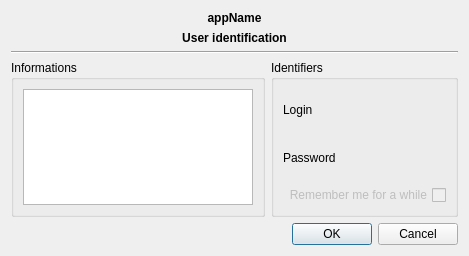
First picture: the form in plugins/usermanagerplugin/widgets/useridentifier.ui, repository FreeHealth/freehealth, before the edit.
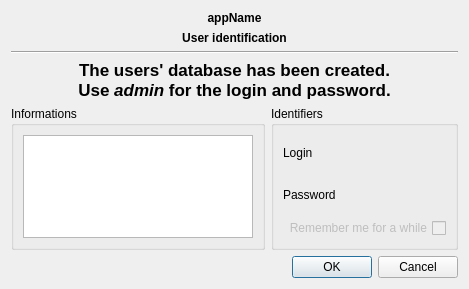
Second picture: the form after the edit. Custom widgets are drawn as their Qt base class.

Commit message: - FreeMedForms : Quit application if there is no user identified. - FreeMedForms : Hide splashscreen when asking user identification - FreeMedForms : If user db was created a message is shown in identification dialog that inform for the default log and pass to use

```diff
--- a/plugins/usermanagerplugin/widgets/useridentifier.ui
+++ b/plugins/usermanagerplugin/widgets/useridentifier.ui
@@ -7,7 +7,7 @@
     <x>0</x>
     <y>0</y>
     <width>469</width>
-    <height>256</height>
+    <height>289</height>
    </rect>
   </property>
   <property name="windowTitle">
@@ -53,7 +53,7 @@
      </property>
     </widget>
    </item>
-   <item row="3" column="0">
+   <item row="5" column="0">
     <widget class="QGroupBox" name="groupInformations">
      <property name="title">
       <string>Informations</string>
@@ -65,7 +65,7 @@
      </layout>
     </widget>
    </item>
-   <item row="3" column="1">
+   <item row="5" column="1">
     <widget class="QGroupBox" name="groupBox">
      <property name="title">
       <string>Identifiers</string>
@@ -113,7 +113,7 @@
      </layout>
     </widget>
    </item>
-   <item row="4" column="0" colspan="2">
+   <item row="6" column="0" colspan="2">
     <widget class="QDialogButtonBox" name="buttonBox">
      <property name="orientation">
       <enum>Qt::Horizontal</enum>
@@ -123,6 +123,30 @@
      </property>
     </widget>
    </item>
+   <item row="4" column="0" colspan="2">
+    <widget class="QLabel" name="newlyMessage">
+     <property name="font">
+      <font>
+       <weight>75</weight>
+       <bold>true</bold>
+      </font>
+     </property>
+     <property name="text">
+      <string>&lt;!DOCTYPE HTML PUBLIC &quot;-//W3C//DTD HTML 4.0//EN&quot; &quot;http://www.w3.org/TR/REC-html40/strict.dtd&quot;&gt;
+&lt;html&gt;&lt;head&gt;&lt;meta name=&quot;qrichtext&quot; content=&quot;1&quot; /&gt;&lt;style type=&quot;text/css&quot;&gt;
+p, li { white-space: pre-wrap; }
+&lt;/style&gt;&lt;/head&gt;&lt;body style=&quot; font-family:'Lucida Grande'; font-size:13pt; font-weight:600; font-style:normal;&quot;&gt;
+&lt;p style=&quot; margin-top:0px; margin-bottom:0px; margin-left:0px; margin-right:0px; -qt-block-indent:0; text-indent:0px;&quot;&gt;The users' database has been created.&lt;/p&gt;
+&lt;p style=&quot; margin-top:0px; margin-bottom:0px; margin-left:0px; margin-right:0px; -qt-block-indent:0; text-indent:0px;&quot;&gt;Use &lt;span style=&quot; font-style:italic;&quot;&gt;admin&lt;/span&gt; for the login and password.&lt;/p&gt;&lt;/body&gt;&lt;/html&gt;</string>
+     </property>
+     <property name="alignment">
+      <set>Qt::AlignCenter</set>
+     </property>
+     <property name="wordWrap">
+      <bool>true</bool>
+     </property>
+    </widget>
+   </item>
   </layout>
  </widget>
  <customwidgets>
```
Left out of the diff: 2 changed lines with no effect on the pictures. The commit also changes 13 other files.
